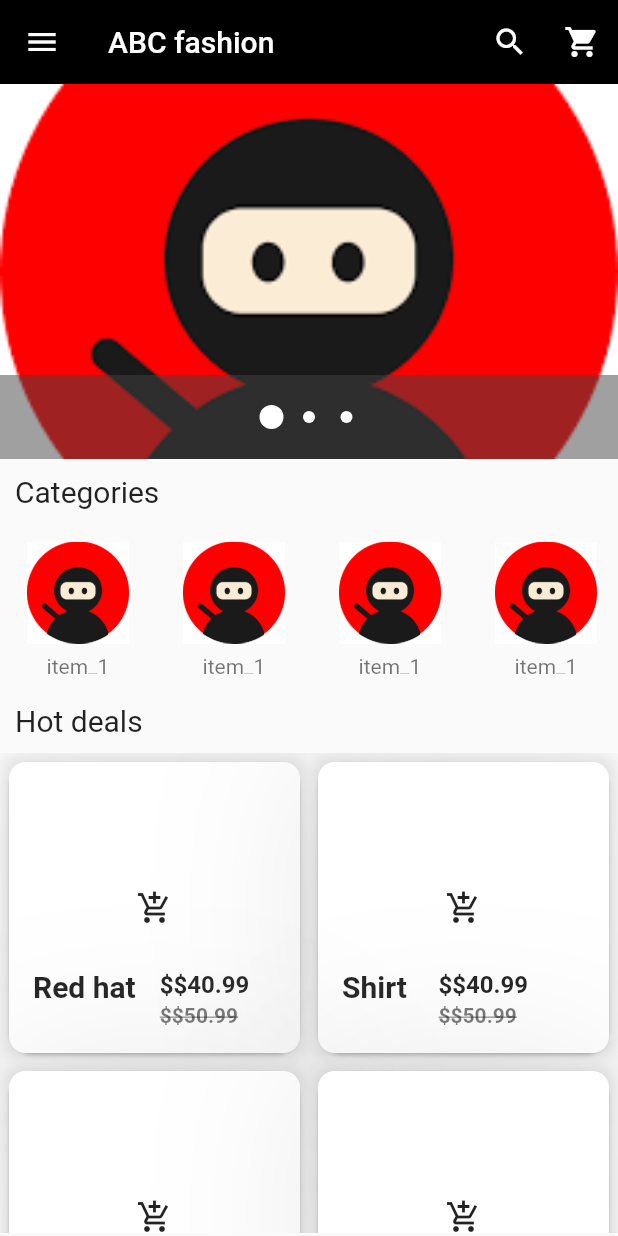
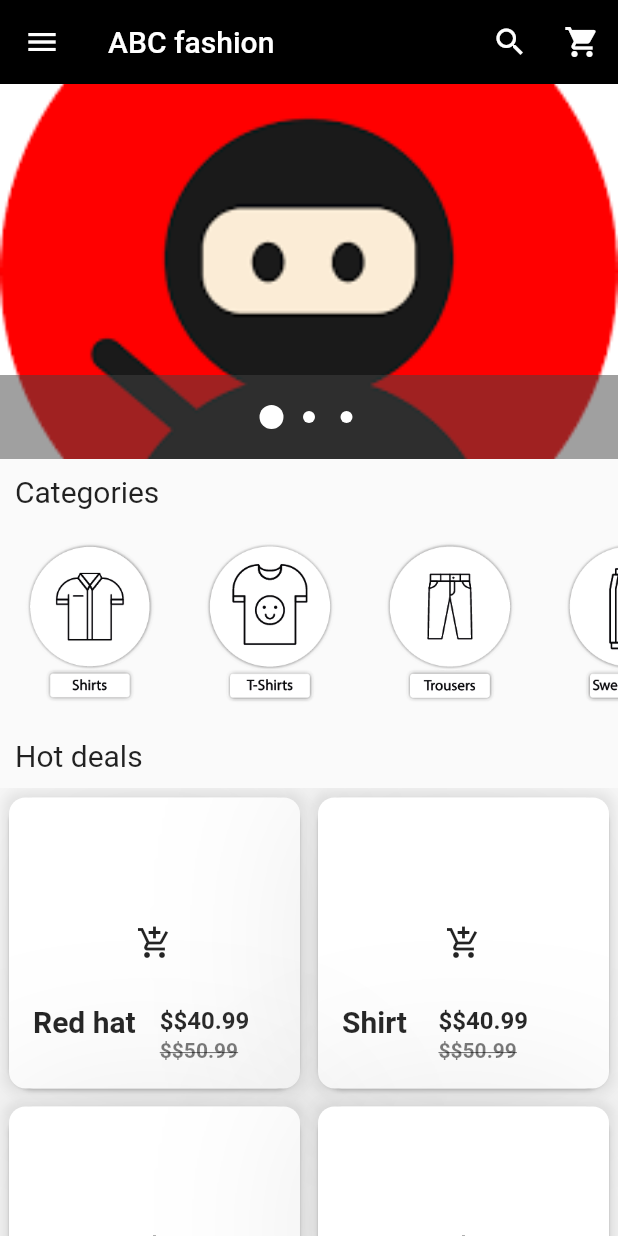
Before and after one commit to indunil97/Onlinestore, a Flutter app: the screen it shows after launch, on a phone screen of 412 x 824 dp. Run offline on Flutter 3.47's test engine with Material 2 defaults, Android fonts, the phone set to English and light mode, and no system bars; drawn by our look-alikes of carousel_pro.

Commit message:
new Icons added

```diff
--- a/lib/Comp/horizontal_cat.dart
+++ b/lib/Comp/horizontal_cat.dart
@@ -5,31 +5,60 @@ import './pages/product_detail.dart';
 class HorizontalList extends StatelessWidget {
   @override
   Widget build(BuildContext context) {
+
+    var screenSize = MediaQuery.of(context).size;
+    var width = screenSize.width;
+    var height = screenSize.height;
     return Container(
-      height: 100.0,
+      height: 0.15*height,
       child: ListView(
         scrollDirection: Axis.horizontal,
         children: <Widget>[
           GetListitems(
-            imageLocation:'assets/1.jpeg',
-            imageTitle: 'item_1'
+            imageLocation:'assets/icons/shirt.png',
+
           ),
           GetListitems(
-            imageLocation:'assets/1.jpeg',
-            imageTitle: 'item_1'
+            imageLocation:'assets/icons/tshirt.png',
+
           ),
           GetListitems(
-            imageLocation:'assets/1.jpeg',
-            imageTitle: 'item_1'
+            imageLocation:'assets/icons/trouser.png',
+
           ),
           GetListitems(
-            imageLocation:'assets/1.jpeg',
-            imageTitle: 'item_1'
+            imageLocation:'assets/icons/sweet.png',
+
           ),
           GetListitems(
-            imageLocation:'assets/1.jpeg',
-            imageTitle: 'item_1'
+            imageLocation:'assets/icons/hoodle.png',
+
           ),
+          GetListitems(
+            imageLocation:'assets/icons/short.png',
+
+          ),
+          GetListitems(
+            imageLocation:'assets/icons/sunglass.png',
+
+          ),
+          GetListitems(
+            imageLocation:'assets/icons/tie.png',
+
+          ),
+          GetListitems(
+            imageLocation:'assets/icons/belt.png',
+
+          ),
+          GetListitems(
+            imageLocation:'assets/icons/cap.png',
+
+          ),
+          GetListitems(
+            imageLocation:'assets/icons/watch.png',
+
+          ),
+
 
 
         ],
@@ -41,37 +70,41 @@ class HorizontalList extends StatelessWidget {
 
 class GetListitems extends StatelessWidget {
   final String imageLocation;
-  final String imageTitle;
+
 
   GetListitems({
     this.imageLocation,
-    this.imageTitle
+
   });
   @override
   Widget build(BuildContext context) {
-    return Container(
-      height: 10.0,
+
+    var screenSize = MediaQuery.of(context).size;
+    var width = screenSize.width;
+    var height = screenSize.height;
+
+    return InkWell(
+
+        onTap: () {},
+        child:Container(
 
 
-      padding:EdgeInsets.all(2.0),
-      child: InkWell(
-        onTap: () {},
-        child:Container(
-          width: 100.0,
+          margin: EdgeInsets.all(0),
+          width: 120.0,
             child: ListTile(
-            title:Image.asset(imageLocation,width: 100.0,height: 80.0,),
-            subtitle:Container(
 
-              padding:EdgeInsets.all(1.0),
-              alignment:Alignment.topCenter,
-              child: Text(imageTitle),
-            ),
+            title:Container(
+              height: 200,
+
+
+              child: Image.asset(imageLocation,)),
+
 
 
           ),
         ),
 
-      ),
-    );
+      );
+
   }
 }
```
